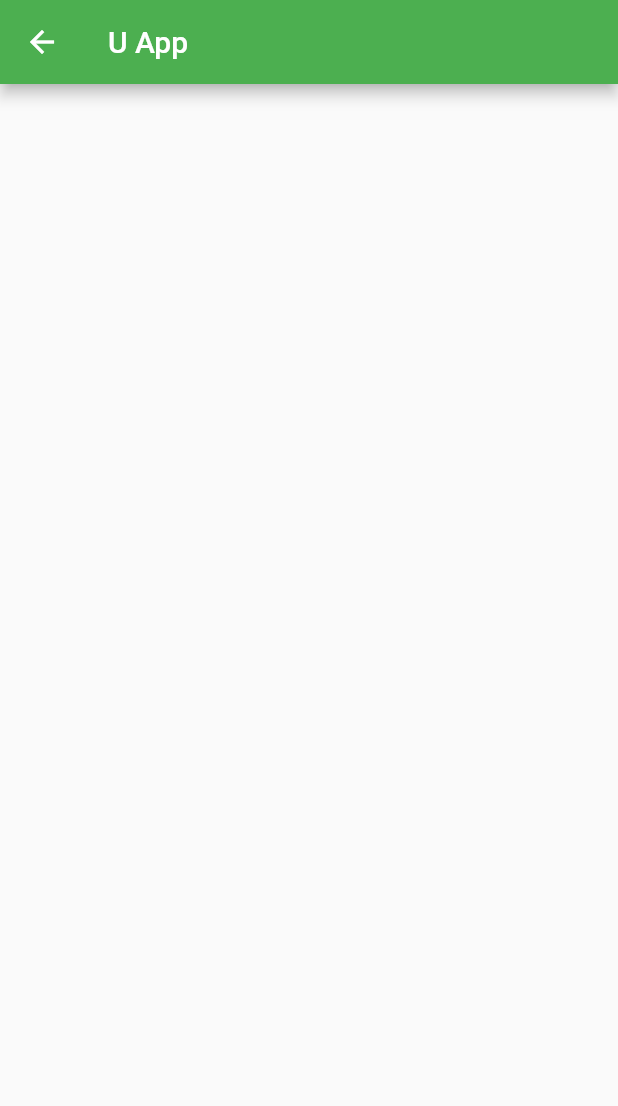
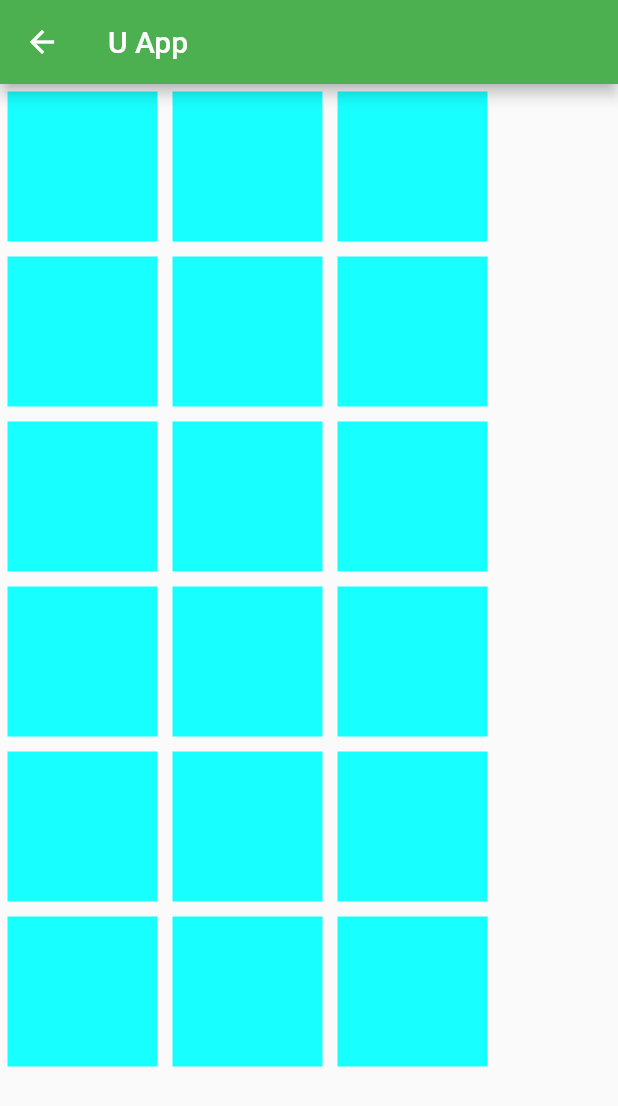
Before and after one commit to NostraCode-Training/nostra_training1, a Flutter app: the FebriePage screen opened directly, on a phone screen of 412 x 824 dp. Shown: the top 1106 px of the screen. Run offline on Flutter 3.47's test engine with Material 2 defaults, Android fonts, the light colour scheme and no system bars.

Commit message:
add wrap widget

```diff
--- a/lib/pages/febrie/febrie_page.dart
+++ b/lib/pages/febrie/febrie_page.dart
@@ -10,6 +10,119 @@ class FebriePage extends StatelessWidget {
         title: const Text('U App'),
         backgroundColor: Colors.green,
       ),
+      body: Wrap(
+        alignment: WrapAlignment.center,
+        children: [
+          Container(
+            width: 100,
+            height: 100,
+            color: Colors.cyanAccent,
+            margin: const EdgeInsets.all(5),
+          ),
+          Container(
+            width: 100,
+            height: 100,
+            color: Colors.cyanAccent,
+            margin: const EdgeInsets.all(5),
+          ),
+          Container(
+            width: 100,
+            height: 100,
+            color: Colors.cyanAccent,
+            margin: const EdgeInsets.all(5),
+          ),
+          Container(
+            width: 100,
+            height: 100,
+            color: Colors.cyanAccent,
+            margin: const EdgeInsets.all(5),
+          ),
+          Container(
+            width: 100,
+            height: 100,
+            color: Colors.cyanAccent,
+            margin: const EdgeInsets.all(5),
+          ),
+          Container(
+            width: 100,
+            height: 100,
+            color: Colors.cyanAccent,
+            margin: const EdgeInsets.all(5),
+          ),
+          Container(
+            width: 100,
+            height: 100,
+            color: Colors.cyanAccent,
+            margin: const EdgeInsets.all(5),
+          ),
+          Container(
+            width: 100,
+            height: 100,
+            color: Colors.cyanAccent,
+            margin: const EdgeInsets.all(5),
+          ),
+          Container(
+            width: 100,
+            height: 100,
+            color: Colors.cyanAccent,
+            margin: const EdgeInsets.all(5),
+          ),
+          Container(
+            width: 100,
+            height: 100,
+            color: Colors.cyanAccent,
+            margin: const EdgeInsets.all(5),
+          ),
+          Container(
+            width: 100,
+            height: 100,
+            color: Colors.cyanAccent,
+            margin: const EdgeInsets.all(5),
+          ),
+          Container(
+            width: 100,
+            height: 100,
+            color: Colors.cyanAccent,
+            margin: const EdgeInsets.all(5),
+          ),
+          Container(
+            width: 100,
+            height: 100,
+            color: Colors.cyanAccent,
+            margin: const EdgeInsets.all(5),
+          ),
+          Container(
+            width: 100,
+            height: 100,
+            color: Colors.cyanAccent,
+            margin: const EdgeInsets.all(5),
+          ),
+          Container(
+            width: 100,
+            height: 100,
+            color: Colors.cyanAccent,
+            margin: const EdgeInsets.all(5),
+          ),
+          Container(
+            width: 100,
+            height: 100,
+            color: Colors.cyanAccent,
+            margin: const EdgeInsets.all(5),
+          ),
+          Container(
+            width: 100,
+            height: 100,
+            color: Colors.cyanAccent,
+            margin: const EdgeInsets.all(5),
+          ),
+          Container(
+            width: 100,
+            height: 100,
+            color: Colors.cyanAccent,
+            margin: const EdgeInsets.all(5),
+          ),
+        ],
+      ),
     );
   }
 }
```
